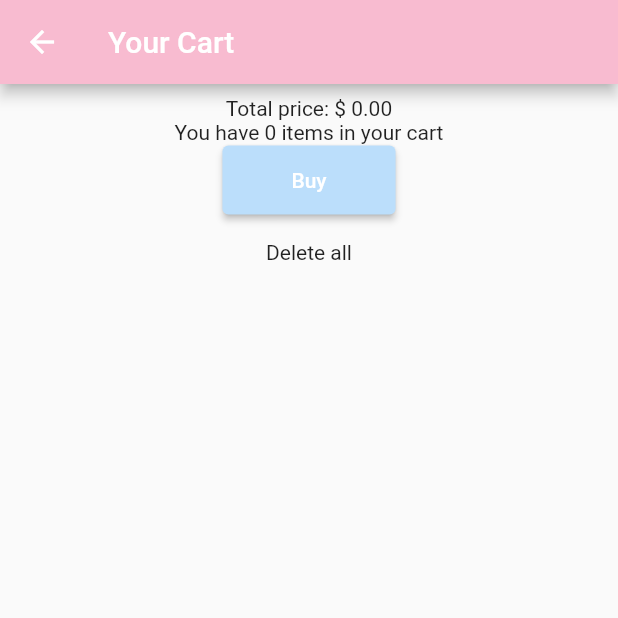
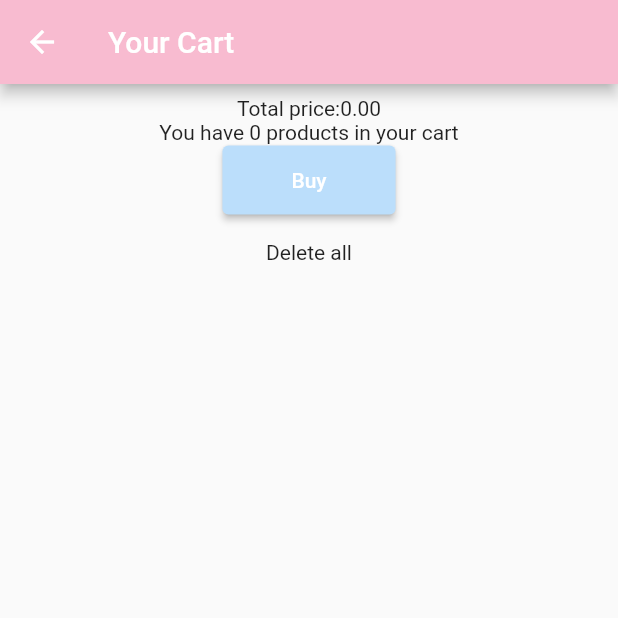
Before and after one commit to juliakowalikk/grocery-cubit, a Flutter app: the CartPage screen opened directly, after a tap on "Delete all", on a phone screen of 412 x 824 dp, the top half of it. Run offline on Flutter 3.47's test engine with Material 2 defaults, Android fonts, the phone set to English and light mode, and no system bars; our stand-ins replace equatable, flutter_bloc; generated files the repository leaves out were written again.

Commit message:
Add intl

```diff
--- /dev/null
+++ b/l10n.yaml
@@ -0,0 +1,5 @@
+arb-dir: lib/l10n
+output-class: Strings
+template-arb-file: app_en.arb
+nullable-getter: false
+output-localization-file: app_localizations.dart
--- a/lib/pages/cart_page/cart_page.dart
+++ b/lib/pages/cart_page/cart_page.dart
@@ -1,5 +1,6 @@
 import 'package:flutter/material.dart';
 import 'package:flutter_bloc/flutter_bloc.dart';
+import 'package:flutter_gen/gen_l10n/app_localizations.dart';
 import 'package:grocery_cubit/cubit/grocery_cubit.dart';
 import 'package:grocery_cubit/cubit/grocery_state.dart';
 import 'package:grocery_cubit/pages/cart_page/widgets/cart_page_list_view.dart';
@@ -11,7 +12,7 @@ class CartPage extends StatelessWidget {
   Widget build(BuildContext context) => Scaffold(
         appBar: AppBar(
           backgroundColor: Colors.pink.shade100,
-          title: const Text('Your Cart'),
+          title: Text(Strings.of(context).yourCart),
         ),
         body: BlocBuilder<GroceryCubit, GroceryState>(
           builder: (context, state) {
@@ -21,24 +22,24 @@ class CartPage extends StatelessWidget {
                 child: Column(
                   children: [
                     const CartPageListView(),
-                    Text(
-                        'Total price: \$ ${state.totalPrice.toStringAsFixed(2)}'),
-                    Text(
-                        'You have ${state.cartProducts.length} items in your cart'),
+                    Text(Strings.of(context)
+                        .totalPrice(state.totalPrice.toStringAsFixed(2))),
+                    Text(Strings.of(context)
+                        .productCount(state.cartProducts.length)),
                     ElevatedButton(
                       onPressed: () {},
                       style: ElevatedButton.styleFrom(
                           backgroundColor: Colors.blue.shade100),
-                      child: const Padding(
-                        padding:
-                            EdgeInsets.symmetric(horizontal: 30, vertical: 15),
-                        child: Text('Buy'),
+                      child: Padding(
+                        padding: const EdgeInsets.symmetric(
+                            horizontal: 30, vertical: 15),
+                        child: Text(Strings.of(context).buy),
                       ),
                     ),
                     Padding(
                       padding: const EdgeInsets.all(16.0),
                       child: InkWell(
-                        child: const Text('Delete all'),
+                        child: Text(Strings.of(context).delete),
                         onTap: () =>
                             context.read<GroceryCubit>().removeAllProducts(),
                       ),
--- a/lib/pages/favourite_page/favourite_page.dart
+++ b/lib/pages/favourite_page/favourite_page.dart
@@ -1,5 +1,6 @@
 import 'package:flutter/material.dart';
 import 'package:flutter_bloc/flutter_bloc.dart';
+import 'package:flutter_gen/gen_l10n/app_localizations.dart';
 import 'package:grocery_cubit/cubit/grocery_cubit.dart';
 import 'package:grocery_cubit/cubit/grocery_state.dart';
 import 'package:grocery_cubit/pages/style/app_typography.dart';
@@ -27,11 +28,11 @@ class FavouritePage extends StatelessWidget {
               child: Column(
                 children: [
                   Text(
-                    'Favourite products',
+                    Strings.of(context).favProducts,
                     style: AppTypography.style1,
                   ),
                   favouriteProducts.isEmpty
-                      ? const Text('You don\'t have favorite products yet')
+                      ? Text(Strings.of(context).noProducts)
                       : Expanded(
                           child: ListView.builder(
                               itemCount: state.favouriteProducts.length,
--- a/lib/pages/grocery_page/grocery_page.dart
+++ b/lib/pages/grocery_page/grocery_page.dart
@@ -1,5 +1,6 @@
 import 'package:flutter/material.dart';
 import 'package:flutter_bloc/flutter_bloc.dart';
+import 'package:flutter_gen/gen_l10n/app_localizations.dart';
 import 'package:grocery_cubit/cubit/grocery_cubit.dart';
 import 'package:grocery_cubit/cubit/grocery_state.dart';
 import 'package:grocery_cubit/pages/grocery_page/widgets/grocery_page_product_tile.dart';
@@ -22,7 +23,7 @@ class _HomePageState extends State<GroceryPage> {
             child: Column(
               children: [
                 Text(
-                  'Buy your fresh groceries',
+                  Strings.of(context).buyGroceries,
                   style: AppTypography.style1,
                 ),
                 Padding(
--- a/lib/pages/home_page/home_page.dart
+++ b/lib/pages/home_page/home_page.dart
@@ -1,5 +1,6 @@
 import 'package:flutter/material.dart';
 import 'package:flutter_bloc/flutter_bloc.dart';
+import 'package:flutter_gen/gen_l10n/app_localizations.dart';
 import 'package:grocery_cubit/cubit/grocery_cubit.dart';
 import 'package:grocery_cubit/cubit/grocery_state.dart';
 import 'package:grocery_cubit/pages/cart_page/cart_page.dart';
@@ -30,12 +31,16 @@ class _HomePageState extends State<HomePage> {
             selectedItemColor: Colors.blue.shade100,
             currentIndex: currentIndex,
             onTap: _onItemTapped,
-            items: const [
-              BottomNavigationBarItem(icon: Icon(Icons.home), label: 'Grocery'),
+            items: [
               BottomNavigationBarItem(
-                  icon: Icon(Icons.shopping_cart), label: 'Cart'),
+                  icon: const Icon(Icons.home),
+                  label: Strings.of(context).grocery),
               BottomNavigationBarItem(
-                  icon: Icon(Icons.favorite), label: 'Favourite'),
+                  icon: const Icon(Icons.shopping_cart),
+                  label: Strings.of(context).cart),
+              BottomNavigationBarItem(
+                  icon: const Icon(Icons.favorite),
+                  label: Strings.of(context).favourite),
             ],
           ),
           body: bodies[currentIndex],
--- a/lib/widgets/product_page_counter.dart
+++ b/lib/widgets/product_page_counter.dart
@@ -16,7 +16,9 @@ class ProductCounter extends StatelessWidget {
   @override
   Widget build(BuildContext context) => Container(
         decoration: BoxDecoration(
-            color: color, borderRadius: BorderRadius.circular(10)),
+          color: color,
+          borderRadius: BorderRadius.circular(10),
+        ),
         child: Row(
           mainAxisSize: MainAxisSize.min,
           children: [
--- a/pubspec.yaml
+++ b/pubspec.yaml
@@ -37,6 +37,9 @@ dependencies:
   cupertino_icons: ^1.0.2
   flutter_bloc: ^8.1.2
   equatable: ^2.0.5
+  flutter_localizations:
+    sdk: flutter
+  intl: any
 
 dev_dependencies:
   flutter_test:
@@ -59,6 +62,7 @@ flutter:
   # included with your application, so that you can use the icons in
   # the material Icons class.
   uses-material-design: true
+  generate: true
 
   # To add assets to your application, add an assets section, like this:
   # assets:
```
Also changed, not shown: lib/l10n/app_en.arb (added, +15 -0 lines), lib/main.dart (+9 -0 lines), lib/pages/product_page/product_page.dart (+5 -3 lines), pubspec.lock.
